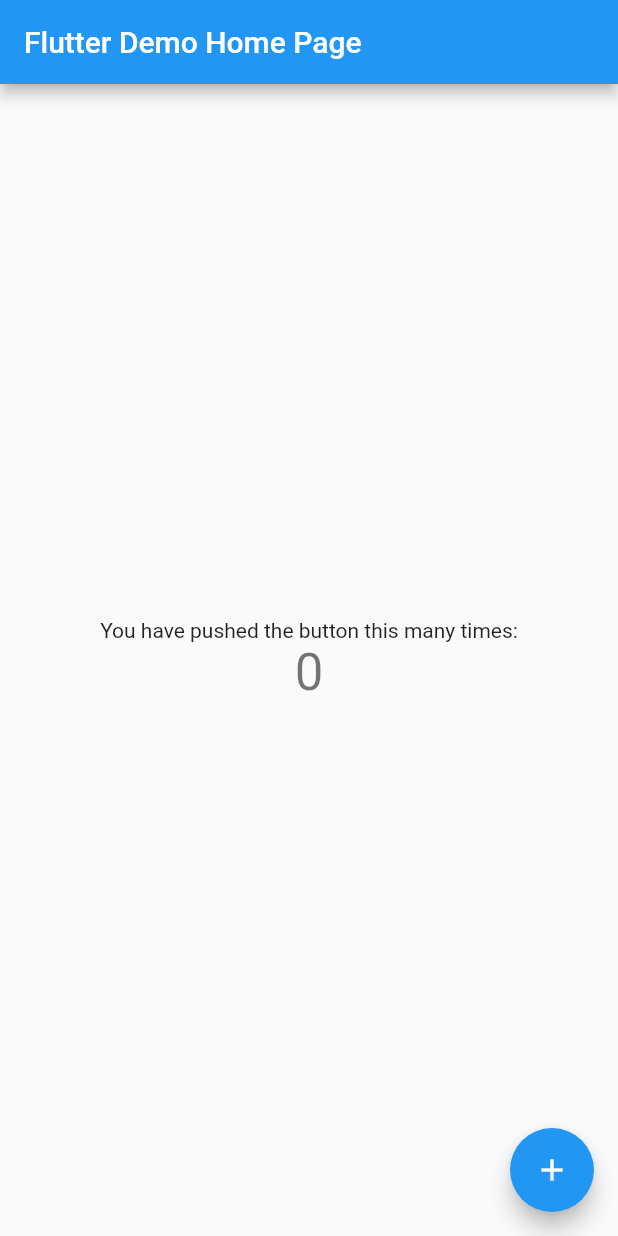
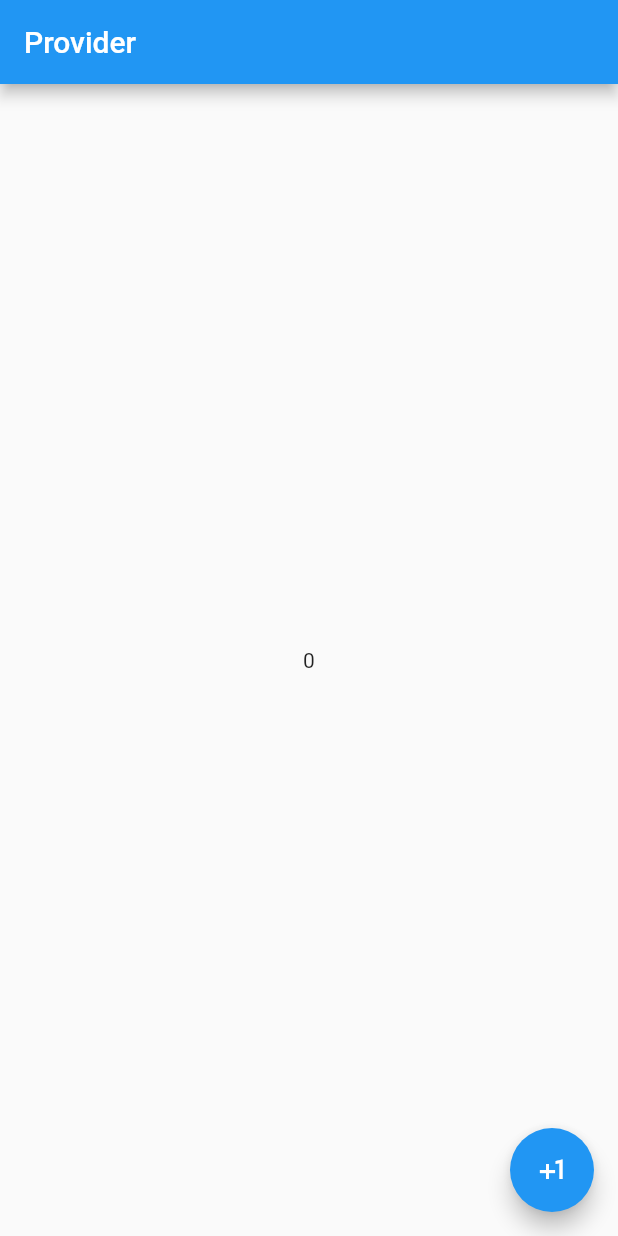
Before and after one commit to Tiago3F/gerenciaestados, a Flutter app: the screen it shows after launch, on a phone screen of 412 x 824 dp. Run offline on Flutter 3.47's test engine with Material 2 defaults, Android fonts, the phone set to English and light mode, and no system bars; our stand-ins replace bloc, mobx, rx_notifier.

Commit message:
feat: :sparkles: Provider

```diff
--- /dev/null
+++ b/lib/home_page.dart
@@ -0,0 +1,30 @@
+import 'package:flutter/material.dart';
+import 'package:provider/provider.dart';
+
+import 'provider/controller/inc_controller.dart';
+
+class HomePage extends StatelessWidget {
+  const HomePage({Key? key}) : super(key: key);
+
+  @override
+  Widget build(BuildContext context) {
+    return Scaffold(
+      appBar: AppBar(
+        title: const Text('Provider'),
+      ),
+      body: Center(
+        child: Consumer<IncController>(
+          builder: (context, value, child) {
+            return Text(value.number.toString());
+          },
+        ),
+      ),
+      floatingActionButton: FloatingActionButton(
+        onPressed: () {
+          Provider.of<IncController>(context, listen: false).incNumber();
+        },
+        child: const Icon(Icons.plus_one),
+      ),
+    );
+  }
+}
--- a/lib/main.dart
+++ b/lib/main.dart
@@ -1,12 +1,10 @@
 import 'package:flutter/material.dart';
-import 'package:rx_notifier/rx_notifier.dart';
+import 'package:gerenciaestado/provider/controller/inc_controller.dart';
+import 'package:provider/provider.dart';
 
-import 'rx/app_store.dart';
+import 'home_page.dart';
 
-
-void main() {
-  runApp(const MyApp());
-}
+void main() => runApp(const MyApp());
 
 class MyApp extends StatelessWidget {
   const MyApp({Key? key}) : super(key: key);
@@ -15,55 +13,9 @@
   Widget build(BuildContext context) {
     return MaterialApp(
       title: 'Flutter Demo',
-      theme: ThemeData(
-        primarySwatch: Colors.blue,
-      ),
-      home: const MyHomePage(title: 'Flutter Demo Home Page'),
+      theme: ThemeData(primarySwatch: Colors.blue),
+      home: ChangeNotifierProvider(
+          create: (_) => IncController(), child: const HomePage()),
     );
   }
 }
-
-class MyHomePage extends StatefulWidget {
-  const MyHomePage({Key? key, required this.title}) : super(key: key);
-
-  final String title;
-
-  @override
-  State<MyHomePage> createState() => _MyHomePageState();
-}
-
-class _MyHomePageState extends State<MyHomePage> {
-  final appStore = AppStore();
-
-  @override
-  Widget build(BuildContext context) {
-    return Scaffold(
-      appBar: AppBar(
-        title: Text(widget.title),
-      ),
-      body: Center(
-        child: Column(
-          mainAxisAlignment: MainAxisAlignment.center,
-          children: <Widget>[
-            const Text(
-              'You have pushed the button this many times:',
-            ),
-            RxBuilder(builder: (_) {
-              return Text(
-                appStore.counter.value.toString(),
-                style: Theme.of(context).textTheme.headline4,
-              );
-            }),
-          ],
-        ),
-      ),
-      floatingActionButton: FloatingActionButton(
-        onPressed: () {
-          appStore.increment();
-        },
-        tooltip: 'Increment',
-        child: const Icon(Icons.add),
-      ),
-    );
-  }
-}
--- /dev/null
+++ b/lib/provider/controller/inc_controller.dart
@@ -0,0 +1,14 @@
+
+
+import 'package:flutter/material.dart';
+
+class IncController extends ChangeNotifier {
+  int _number = 0;
+
+  int get number => _number;
+
+  incNumber() {
+    _number = _number + 1;
+    notifyListeners();
+  }
+}
--- a/pubspec.yaml
+++ b/pubspec.yaml
@@ -40,6 +40,7 @@
   mobx: ^2.0.0-nullsafety.2
   flutter_mobx: ^2.0.0-nullsafety.0
   rx_notifier: ^1.0.0-nullsafety.2
+  provider: ^5.0.0
 
 
 dev_dependencies:
```
Also changed, not shown: pubspec.lock.
